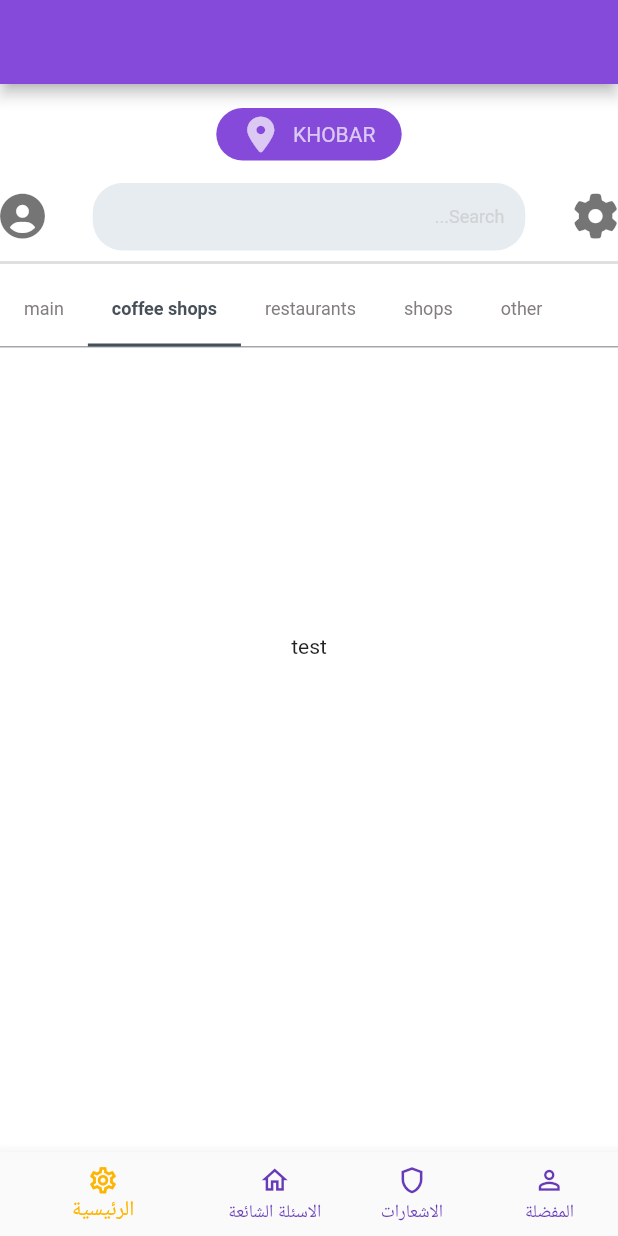
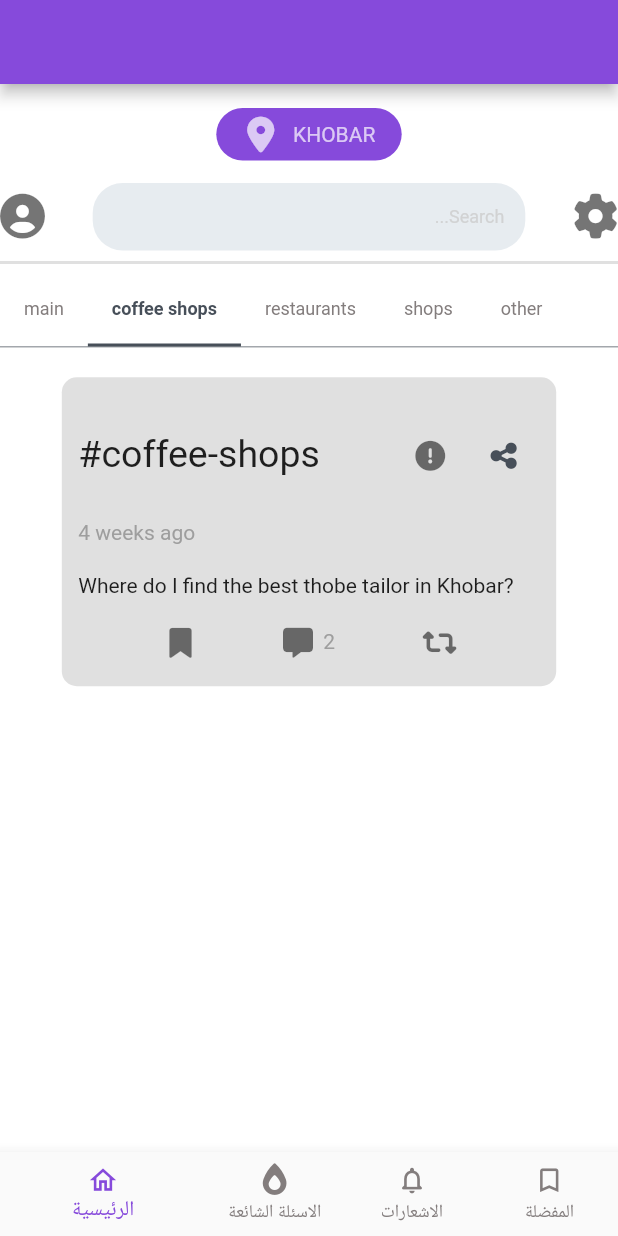
Before and after one commit to ngmnm/ask_city_app, a Flutter app: the screen it shows after launch, tab 2 chosen, on a phone screen of 412 x 824 dp. Run offline on Flutter 3.47's test engine with Material 2 defaults, Android fonts, the phone set to English and light mode, and no system bars; our stand-ins replace font_awesome_flutter, get, material_design_icons_flutter, share.

Commit message:
update navbar icons

```diff
--- a/ask_city_app/lib/app/modules/home/views/screens/home_screen.dart
+++ b/ask_city_app/lib/app/modules/home/views/screens/home_screen.dart
@@ -27,25 +27,25 @@ class HomeScreen extends GetView<HomeController> {
           bottomNavigationBar: BottomNavigationBar(
             items: const <BottomNavigationBarItem>[
               BottomNavigationBarItem(
-                icon: Icon(Icons.settings_outlined),
+                icon: Icon(Icons.home_outlined),
                 label: 'الرئيسية',
               ),
               BottomNavigationBarItem(
-                icon: Icon(Icons.home_outlined),
+                icon: Icon(FontAwesomeIcons.fireFlameSimple),
                 label: 'الاسئلة الشائعة',
               ),
               BottomNavigationBarItem(
-                icon: Icon(Icons.shield_outlined),
+                icon: Icon(Icons.notifications_none_rounded),
                 label: 'الاشعارات',
               ),
               BottomNavigationBarItem(
-                icon: Icon(Icons.person_outline),
+                icon: Icon(Icons.bookmark_border),
                 label: 'المفضلة',
               ),
             ],
             currentIndex: controller.tabIndex,
-            selectedItemColor: Color(0xFFFEB500),
-            unselectedItemColor: Colors.deepPurple,
+            selectedItemColor: Color(0xFF864ADB),
+            unselectedItemColor: Color(0xFF837D7D),
             showSelectedLabels: true,
             showUnselectedLabels: true,
             iconSize: 21,
@@ -164,22 +164,50 @@ class HomeScreen extends GetView<HomeController> {
                                 questionText:
                                     "Where do I find the best thobe tailor in Khobar?",
                                 answerCount: 2,
-                                categoryName: "Other",
+                                categoryName: "main",
                                 questionId: 3,
                                 cityName: "khobar",
                               ),
                             ),
                             Container(
-                              child: Center(child: Text("test")),
+                              child: QuestionComponent(
+                                questionText:
+                                    "Where do I find the best thobe tailor in Khobar?",
+                                answerCount: 2,
+                                categoryName: "coffee-shops",
+                                questionId: 3,
+                                cityName: "khobar",
+                              ),
                             ),
                             Container(
-                              child: Center(child: Text("test")),
+                              child: QuestionComponent(
+                                questionText:
+                                    "Where do I find the best thobe tailor in Khobar?",
+                                answerCount: 2,
+                                categoryName: "restaurants",
+                                questionId: 3,
+                                cityName: "khobar",
+                              ),
                             ),
                             Container(
-                              child: Center(child: Text("test")),
+                              child: QuestionComponent(
+                                questionText:
+                                    "Where do I find the best thobe tailor in Khobar?",
+                                answerCount: 2,
+                                categoryName: "shops",
+                                questionId: 3,
+                                cityName: "khobar",
+                              ),
                             ),
                             Container(
-                              child: Center(child: Text("test")),
+                              child: QuestionComponent(
+                                questionText:
+                                    "Where do I find the best thobe tailor in Khobar?",
+                                answerCount: 2,
+                                categoryName: "Other",
+                                questionId: 3,
+                                cityName: "khobar",
+                              ),
                             ),
                           ],
                         ),
```
